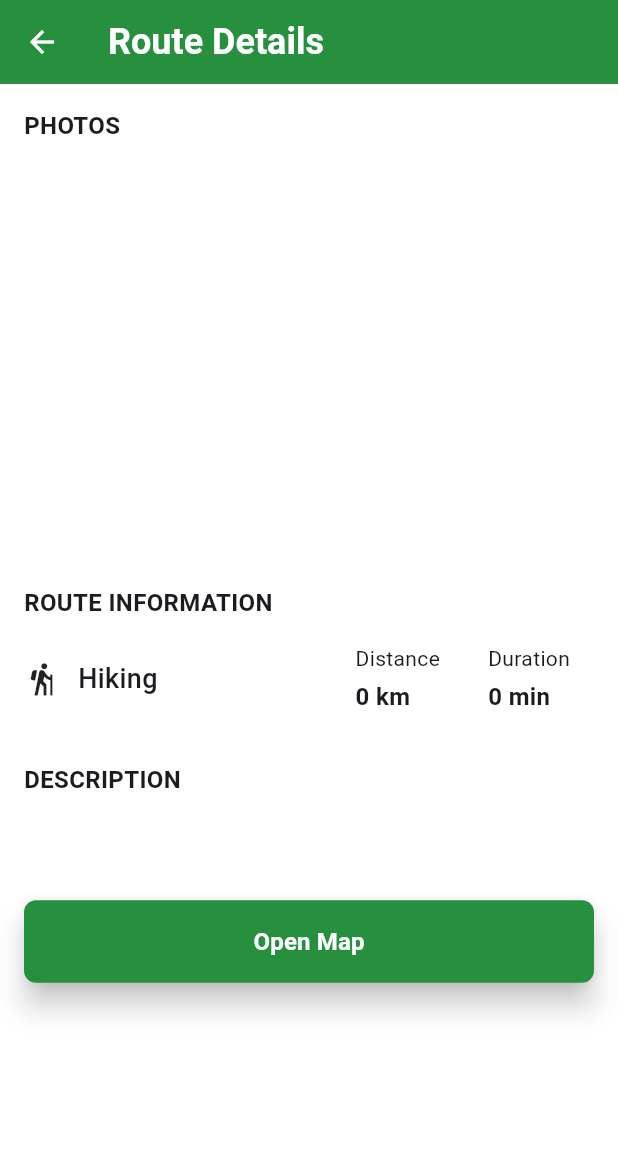
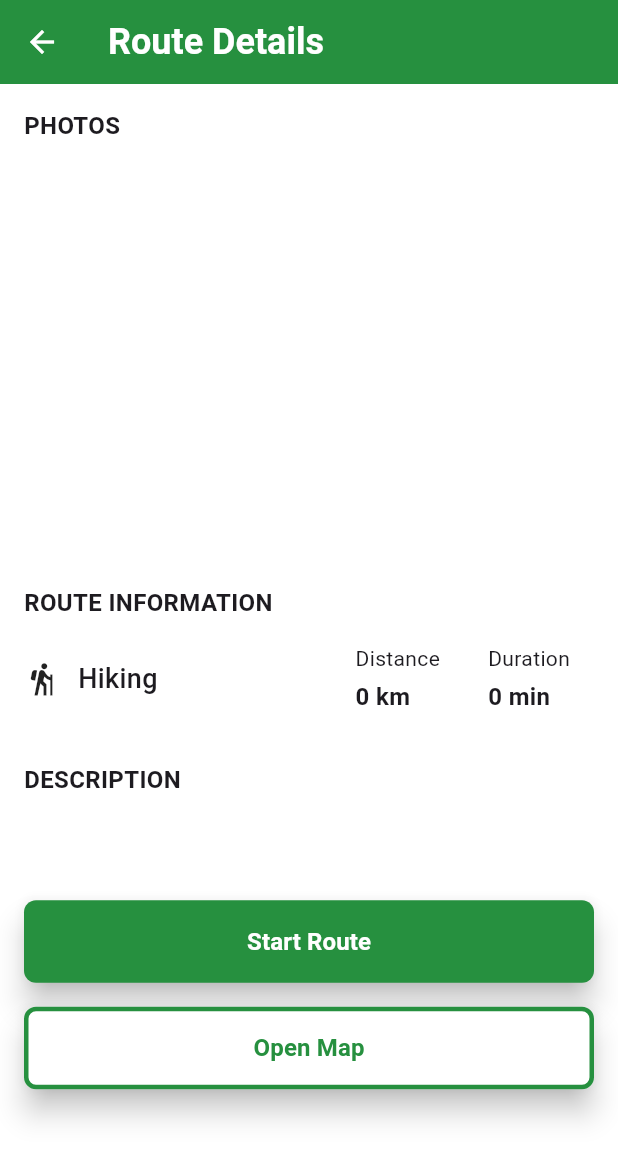
Before and after one commit to aaaaarsen/qaz-route-mobile, a Flutter app: the RouteDetailsScreen screen opened directly with empty values, on a phone screen of 412 x 824 dp. Shown: the top 1160 px of the screen. Run offline on Flutter 3.47's test engine with Material 3 defaults, Android fonts, the phone set to English and light mode, and no system bars; our stand-ins replace auto_route, google_maps_flutter, supabase_flutter; missing offline and left inert: mobile_scanner; accounts and stored records are empty.

Commit message:
Добавлен экран подписки на старт маршрута

```diff
--- a/lib/src/widget/route_details_screen/route_details_screen.dart
+++ b/lib/src/widget/route_details_screen/route_details_screen.dart
@@ -125,18 +125,41 @@ class RouteDetailsScreen extends StatelessWidget {
               style: TextStyle(fontSize: 14, fontWeight: FontWeight.normal),
             ),
             const SizedBox(height: 32),
+
+            ElevatedButton(
+              onPressed: () {
+                context.router.navigate(PremiumRoute());
+              },
+              style: ElevatedButton.styleFrom(
+                minimumSize: Size(double.maxFinite, 48),
+                backgroundColor: AppColors.lightGreen600,
+                foregroundColor: AppColors.white,
+                disabledBackgroundColor: AppColors.lightGreen600,
+                padding: const EdgeInsets.symmetric(vertical: 16),
+                shape: RoundedRectangleBorder(
+                  borderRadius: BorderRadius.circular(8),
+                ),
+                elevation: 8,
+              ),
+              child: Text(
+                'Start Route',
+                style: TextStyle(fontSize: 16, fontWeight: FontWeight.bold),
+              ),
+            ),
+            const SizedBox(height: 16),
             ElevatedButton(
               onPressed: () {
                 context.router.navigate(MapRoute());
               },
               style: ElevatedButton.styleFrom(
                 minimumSize: Size(double.maxFinite, 48),
-                backgroundColor: AppColors.lightGreen600,
-                foregroundColor: AppColors.white,
-                disabledBackgroundColor: AppColors.supplementary600,
+                backgroundColor: AppColors.white,
+                foregroundColor: AppColors.lightGreen600,
+                disabledBackgroundColor: AppColors.white,
                 padding: const EdgeInsets.symmetric(vertical: 16),
                 shape: RoundedRectangleBorder(
                   borderRadius: BorderRadius.circular(8),
+                  side: BorderSide(color: AppColors.lightGreen600, width: 3)
                 ),
                 elevation: 8,
               ),
```
